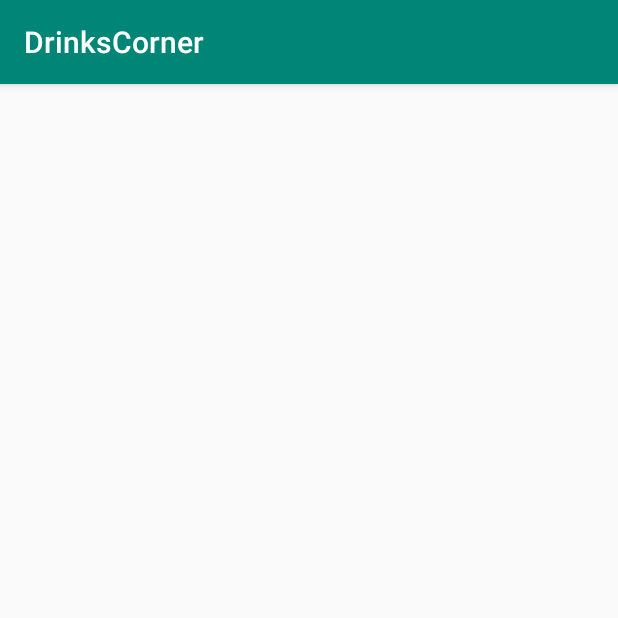
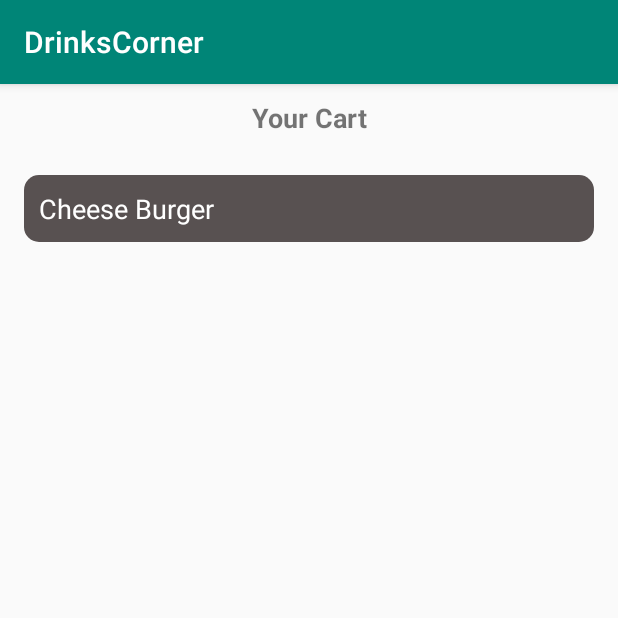
Before and after one commit to shakiz/DrinksCorner, an Android app: the screen it shows after launch (CartDetailsActivity), after a tap on "Cart Details>>", on a phone screen of 412 x 824 dp, the top half of it. Run offline under Robolectric (Android 15) with nearby library versions, the light colour scheme and no system bars.

Commit message:
Added the cart activity code which was not functionable before.

```diff
--- /dev/null
+++ b/app/src/main/java/app/shakil/com/drinkscorner/Adapters/CartRecyclerViewAdapter.java
@@ -0,0 +1,56 @@
+package app.shakil.com.drinkscorner.Adapters;
+
+import android.content.Context;
+import android.support.annotation.NonNull;
+import android.support.v7.widget.RecyclerView;
+import android.util.Log;
+import android.view.LayoutInflater;
+import android.view.View;
+import android.view.ViewGroup;
+import android.view.animation.Animation;
+import android.view.animation.AnimationUtils;
+import android.widget.TextView;
+import java.util.ArrayList;
+import app.shakil.com.drinkscorner.R;
+
+public class CartRecyclerViewAdapter extends RecyclerView.Adapter<CartRecyclerViewAdapter.ViewHolder> {
+
+    private ArrayList<String> dataSet;
+    private Context mContext;
+
+    @NonNull
+    @Override
+    public ViewHolder onCreateViewHolder(@NonNull ViewGroup parent, int viewType) {
+        LayoutInflater inflater = LayoutInflater.from(mContext);
+        View convertView = inflater.inflate(R.layout.item_blueprint_listview_cart_details, parent, false);
+        return new ViewHolder(convertView);
+    }
+
+    @Override
+    public void onBindViewHolder(@NonNull ViewHolder holder, int position) {
+//        Animation animation = AnimationUtils.loadAnimation(mContext, (position > lastPosition) ? R.anim.up_from_bottom : R.anim.down_from_top);
+//        result.startAnimation(animation);
+//        lastPosition = position;
+        holder.txtTitle.setText(dataSet.get(position));
+    }
+
+    @Override
+    public int getItemCount() {
+        return dataSet.size();
+    }
+
+    // View lookup cache
+    public static class ViewHolder extends RecyclerView.ViewHolder{
+        TextView txtTitle;
+
+        public ViewHolder(View itemView) {
+            super(itemView);
+            txtTitle=itemView.findViewById(R.id.cart_title_xml);
+        }
+    }
+    public CartRecyclerViewAdapter(ArrayList<String> data, Context context) {
+        this.dataSet = data;
+        Log.v("Test : ",""+dataSet.get(0));
+        this.mContext=context;
+    }
+}
--- a/app/src/main/java/app/shakil/com/drinkscorner/Adapters/RecyclerViewAdapterCheese.java
+++ b/app/src/main/java/app/shakil/com/drinkscorner/Adapters/RecyclerViewAdapterCheese.java
@@ -11,12 +11,15 @@ import android.widget.TextView;
 import android.widget.Toast;
 
 import java.util.List;
-import app.shakil.com.drinkscorner.Model.CheeseItem;
+
+import app.shakil.com.drinkscorner.Model.Item;
 import app.shakil.com.drinkscorner.R;
+import app.shakil.com.drinkscorner.SaveCartDetails;
 
 public class RecyclerViewAdapterCheese extends RecyclerView.Adapter<RecyclerViewAdapterCheese.MyViewHolder>{
-    private List<CheeseItem> cheeseList;
+    private List<Item> cheeseList;
     private Context context;
+    private SaveCartDetails saveCartDetails;
 
     public class MyViewHolder extends RecyclerView.ViewHolder {
         public TextView title, description, price,rating;
@@ -35,7 +38,7 @@ public class RecyclerViewAdapterCheese extends RecyclerView.Adapter<RecyclerView
     }
 
 
-    public RecyclerViewAdapterCheese(List<CheeseItem> cheeseList,Context context) {
+    public RecyclerViewAdapterCheese(List<Item> cheeseList,Context context) {
         this.cheeseList = cheeseList;
         this.context=context;
     }
@@ -49,7 +52,7 @@ public class RecyclerViewAdapterCheese extends RecyclerView.Adapter<RecyclerView
 
     @Override
     public void onBindViewHolder(MyViewHolder holder, int position) {
-        CheeseItem cheeseItem = cheeseList.get(position);
+        final Item cheeseItem = cheeseList.get(position);
         holder.imageView.setImageResource(cheeseItem.getImage());
         holder.title.setText(cheeseItem.getTitle());
         holder.description.setText(cheeseItem.getDescription());
@@ -58,6 +61,8 @@ public class RecyclerViewAdapterCheese extends RecyclerView.Adapter<RecyclerView
         holder.addToCart.setOnClickListener(new View.OnClickListener() {
             @Override
             public void onClick(View view) {
+                saveCartDetails=new SaveCartDetails(context);
+                saveCartDetails.addNewItem(cheeseItem);
                 Toast.makeText(context,"Added to cart",Toast.LENGTH_LONG).show();
             }
         });
--- a/app/src/main/java/app/shakil/com/drinkscorner/Adapters/RecyclerViewAdapterDrinks.java
+++ b/app/src/main/java/app/shakil/com/drinkscorner/Adapters/RecyclerViewAdapterDrinks.java
@@ -12,13 +12,14 @@ import android.widget.Toast;
 
 import java.util.List;
 
-import app.shakil.com.drinkscorner.Model.CoffeeItem;
 import app.shakil.com.drinkscorner.Model.Item;
 import app.shakil.com.drinkscorner.R;
+import app.shakil.com.drinkscorner.SaveCartDetails;
 
 public class RecyclerViewAdapterDrinks extends RecyclerView.Adapter<RecyclerViewAdapterDrinks.MyViewHolder>{
     private List<Item> drinksItems;
     private Context context;
+    private SaveCartDetails saveCartDetails;
 
     public class MyViewHolder extends RecyclerView.ViewHolder {
         public TextView title, description, price,rating;
@@ -50,7 +51,7 @@ public class RecyclerViewAdapterDrinks extends RecyclerView.Adapter<RecyclerView
 
     @Override
     public void onBindViewHolder(MyViewHolder holder, int position) {
-        Item drinksItem = drinksItems.get(position);
+        final Item drinksItem = drinksItems.get(position);
         holder.imageView.setImageResource(drinksItem.getImage());
         holder.title.setText(drinksItem.getTitle());
         holder.description.setText(drinksItem.getDescription());
@@ -59,6 +60,8 @@ public class RecyclerViewAdapterDrinks extends RecyclerView.Adapter<RecyclerView
         holder.addToCart.setOnClickListener(new View.OnClickListener() {
             @Override
             public void onClick(View view) {
+                saveCartDetails=new SaveCartDetails(context);
+                saveCartDetails.addNewItem(drinksItem);
                 Toast.makeText(context,"Added to cart",Toast.LENGTH_LONG).show();
             }
         });
--- a/app/src/main/java/app/shakil/com/drinkscorner/CartDetailsActivity.java
+++ b/app/src/main/java/app/shakil/com/drinkscorner/CartDetailsActivity.java
@@ -2,12 +2,42 @@ package app.shakil.com.drinkscorner;
 
 import android.support.v7.app.AppCompatActivity;
 import android.os.Bundle;
+import android.support.v7.widget.DefaultItemAnimator;
+import android.support.v7.widget.LinearLayoutManager;
+import android.support.v7.widget.RecyclerView;
+import android.util.Log;
+import android.widget.ListView;
+
+import java.util.ArrayList;
+
+import app.shakil.com.drinkscorner.Adapters.CartRecyclerViewAdapter;
 
 public class CartDetailsActivity extends AppCompatActivity {
+
+    private RecyclerView recyclerViewCartDetails;
+    private RecyclerView.LayoutManager layoutManager;
+    private CartRecyclerViewAdapter cartRecyclerViewAdapter;
+    private ArrayList<String> titleList;
+    private SaveCartDetails saveCartDetails;
 
     @Override
     protected void onCreate(Bundle savedInstanceState) {
         super.onCreate(savedInstanceState);
         setContentView(R.layout.activity_cart_details);
+        init();
+        titleList=saveCartDetails.getItemTitle();
+        for (int start=0;start<titleList.size();start++){
+            Log.v("Title : ",""+titleList.get(start));
+        }
+        cartRecyclerViewAdapter =new CartRecyclerViewAdapter(titleList,getApplicationContext());
+        recyclerViewCartDetails.setLayoutManager(layoutManager);
+        recyclerViewCartDetails.setItemAnimator(new DefaultItemAnimator());
+        recyclerViewCartDetails.setAdapter(cartRecyclerViewAdapter);
+    }
+    public void init(){
+        recyclerViewCartDetails =findViewById(R.id.cartDetailsRecyclerView);
+        saveCartDetails=new SaveCartDetails(getApplicationContext());
+        layoutManager=new LinearLayoutManager(getApplicationContext());
+        titleList=new ArrayList<>();
     }
 }
--- a/app/src/main/java/app/shakil/com/drinkscorner/Fragments/CheeseFragment.java
+++ b/app/src/main/java/app/shakil/com/drinkscorner/Fragments/CheeseFragment.java
@@ -11,7 +11,7 @@ import android.view.ViewGroup;
 import java.util.ArrayList;
 import java.util.List;
 import app.shakil.com.drinkscorner.Adapters.RecyclerViewAdapterCheese;
-import app.shakil.com.drinkscorner.Model.CheeseItem;
+import app.shakil.com.drinkscorner.Model.Item;
 import app.shakil.com.drinkscorner.R;
 
 public class CheeseFragment extends Fragment {
@@ -19,7 +19,7 @@ public class CheeseFragment extends Fragment {
     private RecyclerView recyclerViewCheese;
     private RecyclerView.LayoutManager linearLayoutManager;
     private RecyclerViewAdapterCheese recyclerViewAdapterCheese;
-    private List<CheeseItem> cheeseCheeseItemList;
+    private List<Item> cheeseCheeseItemList;
 
     public CheeseFragment() {
         // Required empty public constructor
@@ -42,16 +42,16 @@ public class CheeseFragment extends Fragment {
     }
 
     private void insertData() {
-        cheeseCheeseItemList.add(new CheeseItem(R.drawable.cheese,"Cheese Burger","Burger with cheese seems pretty amazing",6.7,4.8));
-        cheeseCheeseItemList.add(new CheeseItem(R.drawable.cheese,"Oreo Cookie Cheesecake","A  much-loved dessert made with crunchy oreo cookies, " +
+        cheeseCheeseItemList.add(new Item(R.drawable.cheese,"Cheese Burger","Burger with cheese seems pretty amazing",6.7,4.8));
+        cheeseCheeseItemList.add(new Item(R.drawable.cheese,"Oreo Cookie Cheesecake","A  much-loved dessert made with crunchy oreo cookies, " +
                 "luscious cream cheese and melted chocolate. This cake is a sweet sweet blessing!",11.9,4.9));
-        cheeseCheeseItemList.add(new CheeseItem(R.drawable.cheese,"Savory Corn Tarts","Party snacks get a healthy makeover! Go gluten free with these savory" +
+        cheeseCheeseItemList.add(new Item(R.drawable.cheese,"Savory Corn Tarts","Party snacks get a healthy makeover! Go gluten free with these savory" +
                 " tarts made with maize flour and filled with a cheesy vegetable mix.",6.7,4.8));
-        cheeseCheeseItemList.add(new CheeseItem(R.drawable.cheese,"Cheese and Pesto Eggplant","Eggplant laced with Parmesan cheese and" +
+        cheeseCheeseItemList.add(new Item(R.drawable.cheese,"Cheese and Pesto Eggplant","Eggplant laced with Parmesan cheese and" +
                 " baked in freshly made pesto sauce.",6.7,4.8));
-        cheeseCheeseItemList.add(new CheeseItem(R.drawable.cheese,"Four Cheese Pasta","Cheese lovers, rejoice! Gourmet macaroni cheese with parmesan, " +
+        cheeseCheeseItemList.add(new Item(R.drawable.cheese,"Four Cheese Pasta","Cheese lovers, rejoice! Gourmet macaroni cheese with parmesan, " +
                 "cheddar, brie and emmental. This recipe is as cheesy as it can get.",6.7,4.8));
-        cheeseCheeseItemList.add(new CheeseItem(R.drawable.cheese,"Cheese Fondue","Fondue is a Swiss dish made with melted cheese. For all the cheese lover, " +
+        cheeseCheeseItemList.add(new Item(R.drawable.cheese,"Cheese Fondue","Fondue is a Swiss dish made with melted cheese. For all the cheese lover, " +
                 "Emmenthaler and Gruyere cheese melted and drizzled with some white wine.",6.7,4.8));
     }
 
--- a/app/src/main/java/app/shakil/com/drinkscorner/Model/CheeseItem.java
+++ /dev/null
@@ -1,55 +0,0 @@
-package app.shakil.com.drinkscorner.Model;
-
-public class CheeseItem {
-    private String title,description;
-    private double price,rating;
-    private int image;
-
-    public CheeseItem(int image, String title, String description, double price, double rating){
-        this.image=image;
-        this.title=title;
-        this.description=description;
-        this.price=price;
-        this.rating=rating;
-    }
-
-    public String getTitle() {
-        return title;
-    }
-
-    public void setTitle(String title) {
-        this.title = title;
-    }
-
-    public String getDescription() {
-        return description;
-    }
-
-    public void setDescription(String description) {
-        this.description = description;
-    }
-
-    public double getPrice() {
-        return price;
-    }
-
-    public void setPrice(double price) {
-        this.price = price;
-    }
-
-    public double getRating() {
-        return rating;
-    }
-
-    public void setRating(double rating) {
-        this.rating = rating;
-    }
-
-    public int getImage() {
-        return image;
-    }
-
-    public void setImage(int image) {
-        this.image = image;
-    }
-}
--- a/app/src/main/java/app/shakil/com/drinkscorner/Model/Item.java
+++ b/app/src/main/java/app/shakil/com/drinkscorner/Model/Item.java
@@ -4,6 +4,10 @@ public class Item {
     private String title,description;
     private double price,rating;
     private int image;
+
+    public Item(){
+
+    }
 
     public Item(int image, String title, String description, double price, double rating){
         this.image=image;
--- /dev/null
+++ b/app/src/main/java/app/shakil/com/drinkscorner/SaveCartDetails.java
@@ -0,0 +1,207 @@
+package app.shakil.com.drinkscorner;
+
+import android.content.ContentValues;
+import android.content.Context;
+import android.database.Cursor;
+import android.database.sqlite.SQLiteDatabase;
+import android.database.sqlite.SQLiteOpenHelper;
+import android.util.Log;
+import java.util.ArrayList;
+
+import app.shakil.com.drinkscorner.Model.Item;
+
+public class SaveCartDetails extends SQLiteOpenHelper {
+    // Database Version
+    private static final int DATABASE_VERSION = 1;
+
+    // Database Name
+    private static final String DATABASE_NAME = "SaveCartDetails.db";
+
+    // User table name
+    private static final String TABLE_CART_DETAILS = "cartdetails";
+
+    // User Table Columns names
+    private static final String COLUMN_ITEM_ID = "item_id";
+    private static final String COLUMN_ITEM_TITLE = "item_title";
+    private static final String COLUMN_ITEM_DESCRIPTION = "item_description";
+    private static final String COLUMN_ITEM_PRICE = "item_price";
+    private static final String COLUMN_ITEM_RATING = "item_rating";
+
+    // create table sql query
+    private String CREATE_ITEM_TABLE = "CREATE TABLE " + TABLE_CART_DETAILS + "("
+            + COLUMN_ITEM_ID + " INTEGER PRIMARY KEY AUTOINCREMENT," + COLUMN_ITEM_TITLE + " TEXT,"
+            + COLUMN_ITEM_DESCRIPTION + " TEXT,"+ COLUMN_ITEM_PRICE +" REAL,"+ COLUMN_ITEM_RATING +" REAL"+")";
+
+    // drop table sql query
+    private String DROP_EXPENSE_TABLE = "DROP TABLE IF EXISTS " + TABLE_CART_DETAILS;
+
+    /**
+     * Constructor
+     *
+     * @param context
+     */
+    public SaveCartDetails(Context context) {
+        super(context, DATABASE_NAME, null, DATABASE_VERSION);
+    }
+
+    @Override
+    public void onCreate(SQLiteDatabase db) {
+        db.execSQL(CREATE_ITEM_TABLE);
+    }
+
+    @Override
+    public void onUpgrade(SQLiteDatabase db, int oldVersion, int newVersion) {
+        //Drop User Table if exist
+        db.execSQL(DROP_EXPENSE_TABLE);
+        // Create tables again
+        onCreate(db);
+    }
+
+    /**
+     * This method is to create expense record
+     *
+     * @param item
+     */
+    public void addNewItem(Item item) {
+        SQLiteDatabase db = this.getWritableDatabase();
+        ContentValues values = new ContentValues();
+        values.put(COLUMN_ITEM_TITLE,item.getTitle());
+        values.put(COLUMN_ITEM_DESCRIPTION, item.getDescription());
+        values.put(COLUMN_ITEM_PRICE, item.getPrice());
+        values.put(COLUMN_ITEM_RATING, item.getRating());
+        // Inserting Row
+        db.insert(TABLE_CART_DETAILS, null, values);
+        Log.v("SUCCESS MESSAGE : ","DATA INSERTED SUCCESSFULLY");
+        db.close();
+    }
+    /**
+     * This method is to delete terms record
+     */
+    public void deleteALLItem() {
+        SQLiteDatabase db = this.getWritableDatabase();
+        // delete user record by id
+        db.delete(TABLE_CART_DETAILS,null,null);
+        db.close();
+    }
+
+    /**
+     * This method is to get a single expense row record
+     */
+    public Item getSingleItemDetailsByTitle(String title){
+        SQLiteDatabase sqLiteDatabase=this.getReadableDatabase();
+        String query = "select * from " + TABLE_CART_DETAILS + " where "+ COLUMN_ITEM_TITLE + " = '" + title + "'";
+        Cursor cursor=sqLiteDatabase.rawQuery(query, null);
+        Item item=new Item();
+        Log.v("Title : ",""+title);
+        if (cursor.moveToFirst()){
+            do {
+                item.setTitle(cursor.getString(cursor.getColumnIndex(COLUMN_ITEM_TITLE)));
+                item.setDescription(cursor.getString(cursor.getColumnIndex(COLUMN_ITEM_DESCRIPTION)));
+                item.setPrice(cursor.getDouble(cursor.getColumnIndex(COLUMN_ITEM_RATING)));
+                item.setRating(cursor.getDouble(cursor.getColumnIndex(COLUMN_ITEM_PRICE)));
+                Log.v("Info : ",""+cursor.getString(cursor.getColumnIndex(COLUMN_ITEM_TITLE)));
+
+            }while (cursor.moveToNext());
+        }
+        cursor.close();
+        sqLiteDatabase.close();
+        return item;
+    }
+
+
+    /**
+     * This method is to delete a single item row record
+     */
+    public  void deleteSingleItemByName(String title) {
+        SQLiteDatabase db = this.getWritableDatabase();
+        Log.v("NAME 2 : ",""+title);
+        // delete user record by name
+        try{
+            db.execSQL("DELETE FROM " + TABLE_CART_DETAILS + " WHERE " + COLUMN_ITEM_TITLE + "= '" + title + "'");
+        }
+        catch (Exception e){
+            Log.v("EXCEPTION : ",""+e.getMessage());
+        }
+        db.close();
+    }
+    /**
+     * This method is to fetch all expense and return the list of expense records
+     *
+     * @return list
+     */
+    public ArrayList<Item> getAllItems() {
+        // array of columns to fetch
+        String[] columns = {
+                COLUMN_ITEM_TITLE,
+                COLUMN_ITEM_DESCRIPTION,
+                COLUMN_ITEM_PRICE,
+                COLUMN_ITEM_RATING,
+        };
+        ArrayList<Item> itemList = new ArrayList<Item>();
+        SQLiteDatabase db = this.getReadableDatabase();
+        // query the user table
+        /**
+         * Here query function is used to fetch records from user table this function works like we use sql query.
+         * SQL query equivalent to this query function is
+         * SELECT user_id,user_name,user_email,user_password FROM user ORDER BY user_name;
+         */
+        Cursor cursor = db.query(TABLE_CART_DETAILS, //Table to query
+                columns,    //columns to return
+                null,        //columns for the WHERE clause
+                null,        //The values for the WHERE clause
+                null,       //group the rows
+                null,       //filter by row groups
+                null); //The sort order
+        // Traversing through all rows and adding to list
+        if (cursor.moveToFirst()) {
+            do {
+                Item item = new Item();
+                item.setTitle(cursor.getString(cursor.getColumnIndex(COLUMN_ITEM_TITLE)));
+                item.setDescription(cursor.getString(cursor.getColumnIndex(COLUMN_ITEM_DESCRIPTION)));
+                item.setPrice(cursor.getDouble(cursor.getColumnIndex(COLUMN_ITEM_RATING)));
+                item.setRating(cursor.getDouble(cursor.getColumnIndex(COLUMN_ITEM_PRICE)));
+                // Adding user record to list
+                itemList.add(item);
+            } while (cursor.moveToNext());
+        }
+        cursor.close();
+        db.close();
+
+        // return user list
+        return itemList;
+    }
+
+
+    /**
+     * This method is to fetch only the item title
+     *
+     * @return list of string which is the expense title
+     */
+    public ArrayList<String> getItemTitle() {
+        // array of columns to fetch
+        String[] columns = {
+                COLUMN_ITEM_TITLE,
+        };
+        ArrayList<String> itemList = new ArrayList<>();
+        SQLiteDatabase db = this.getReadableDatabase();
+        // query the user table
+        Cursor cursor = db.query(TABLE_CART_DETAILS, //Table to query
+                columns,    //columns to return
+                null,        //columns for the WHERE clause
+                null,        //The values for the WHERE clause
+                null,       //group the rows
+                null,       //filter by row groups
+                null); //The sort order
+        // Traversing through all rows and adding to list
+        if (cursor.moveToFirst()) {
+            do {
+                // Adding user record to list
+                itemList.add(cursor.getString(cursor.getColumnIndex(COLUMN_ITEM_TITLE)));
+            } while (cursor.moveToNext());
+        }
+        cursor.close();
+        db.close();
+        // return user list
+        return itemList;
+    }
+}
--- /dev/null
+++ b/app/src/main/res/drawable/textviewback.xml
@@ -0,0 +1,14 @@
+<?xml version="1.0" encoding="UTF-8"?>
+<shape xmlns:android="http://schemas.android.com/apk/res/android">
+    <solid android:color="#585151"/>
+
+
+    <padding android:left="1dp"
+        android:top="1dp"
+        android:right="1dp"
+        android:bottom="1dp"
+        />
+
+    <corners android:bottomRightRadius="10dp" android:bottomLeftRadius="10dp"
+        android:topLeftRadius="10dp" android:topRightRadius="10dp"/>
+</shape>
--- a/app/src/main/res/layout/activity_cart_details.xml
+++ b/app/src/main/res/layout/activity_cart_details.xml
@@ -7,11 +7,20 @@
     android:orientation="vertical"
     tools:context=".CartDetailsActivity">
 
-    <ListView
+    <TextView
+        android:layout_width="match_parent"
+        android:layout_height="wrap_content"
+        android:text="Your Cart"
+        android:gravity="center"
+        android:padding="10dp"
+        android:textSize="18sp"
+        android:textStyle="bold"/>
+
+    <android.support.v7.widget.RecyclerView
         android:layout_width="match_parent"
         android:layout_height="wrap_content"
         android:padding="5dp"
         android:layout_margin="5dp"
-        android:id="@+id/cartDetailsListView" />
+        android:id="@+id/cartDetailsRecyclerView" />
 
 </LinearLayout>
--- /dev/null
+++ b/app/src/main/res/layout/item_blueprint_listview_cart_details.xml
@@ -0,0 +1,19 @@
+<?xml version="1.0" encoding="utf-8"?>
+<LinearLayout
+    xmlns:android="http://schemas.android.com/apk/res/android"
+    android:layout_width="match_parent"
+    android:layout_height="wrap_content"
+    android:orientation="vertical">
+
+    <TextView
+        android:layout_width="match_parent"
+        android:layout_height="wrap_content"
+        android:padding="10dp"
+        android:background="@drawable/textviewback"
+        android:textColor="@android:color/white"
+        android:layout_margin="5dp"
+        android:textSize="18sp"
+        android:text="Title"
+        android:id="@+id/cart_title_xml"/>
+
+</LinearLayout>
```
Also changed, not shown: app/src/main/java/app/shakil/com/drinkscorner/Adapters/RecyclerViewAdapterCoffee.java (+8 -5 lines), app/src/main/java/app/shakil/com/drinkscorner/Fragments/CoffeeFragment.java (+8 -8 lines), app/src/main/java/app/shakil/com/drinkscorner/Model/CoffeeItem.java (deleted, +0 -55 lines).
